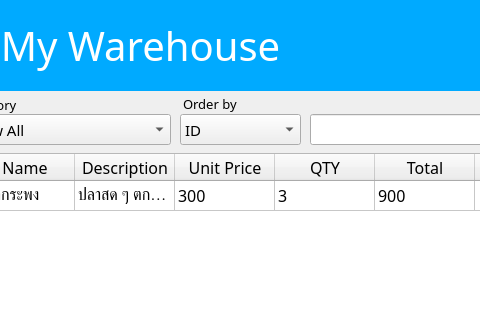
Old version of the form MyWarehouse/mywarehouse.ui in the repository richeyphu/MyWarehouse-Project; both pictures show x 360 to 840 and y 0 to 320 of the 1000 by 770 pixel window.
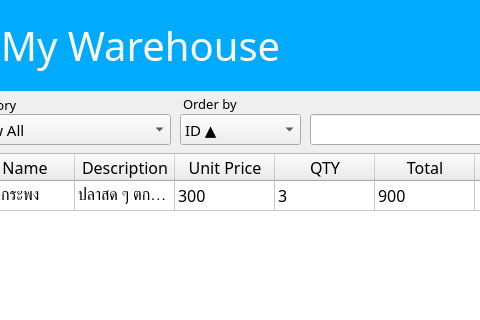
New version of the form.

Patch:
```diff
--- a/MyWarehouse/mywarehouse.ui
+++ b/MyWarehouse/mywarehouse.ui
@@ -314,7 +314,12 @@
    </property>
    <item>
     <property name="text">
-     <string>ID</string>
+     <string>ID ▲</string>
+    </property>
+   </item>
+   <item>
+    <property name="text">
+     <string>ID ▼</string>
     </property>
    </item>
    <item>
```
